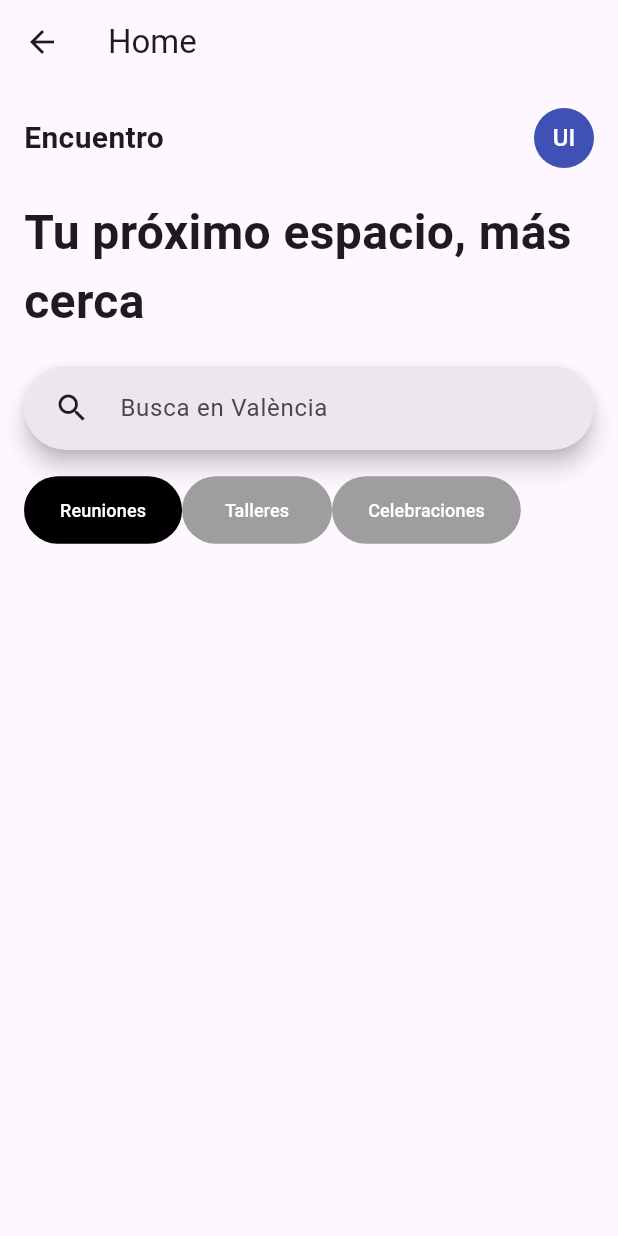
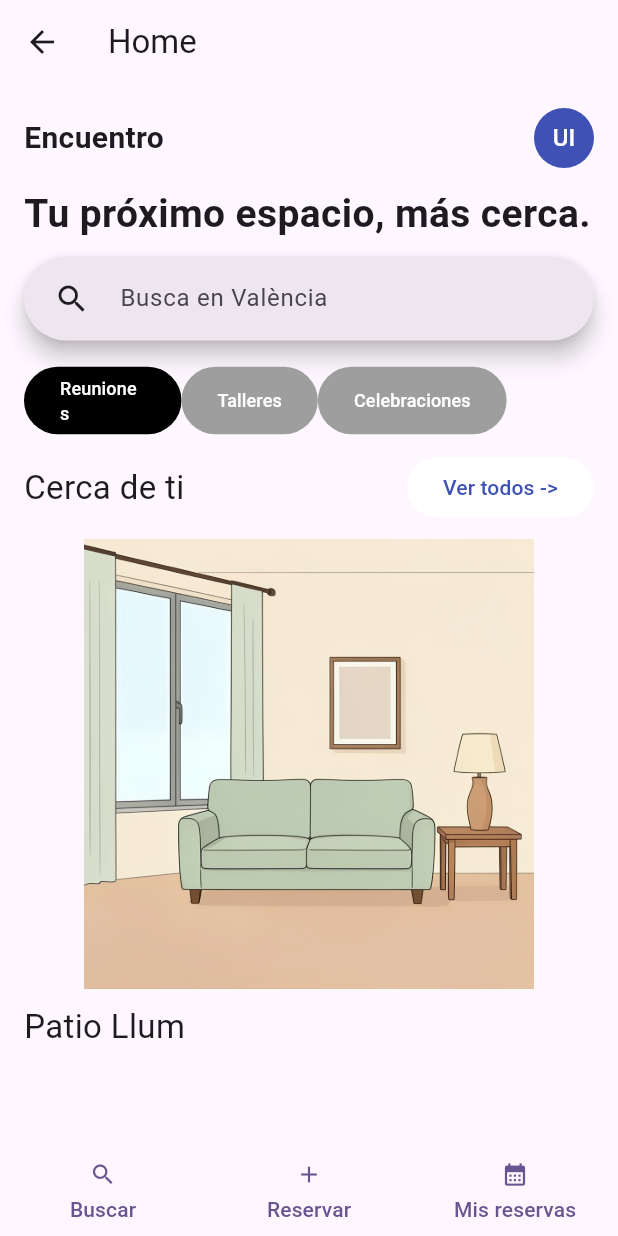
Before and after one commit to IkerMorote05/aplicacion_reserva_de_espacios, a Flutter app: the Homepantalla screen opened directly, on a phone screen of 412 x 824 dp. Run offline on Flutter 3.47's test engine with Material 3 defaults, Android fonts, the phone set to English and light mode, and no system bars.

Commit message:
Home + listas

```diff
--- a/lib/ui/acceso/ui/homePantalla.dart
+++ b/lib/ui/acceso/ui/homePantalla.dart
@@ -4,7 +4,9 @@ import 'package:aplicacion_reserva_espacios/data/repositories/reservas_repositor
 import 'package:aplicacion_reserva_espacios/data/repositories/usuarios_repository.dart';
 import 'package:aplicacion_reserva_espacios/data/services/datos_demo.dart';
 import 'package:aplicacion_reserva_espacios/data/services/datos_simulados_service.dart';
-import 'package:flutter/cupertino.dart';
+import 'package:aplicacion_reserva_espacios/domain/models/espacio.dart';
+import 'package:aplicacion_reserva_espacios/ui/core/ui/barraNavegacion.dart';
+import 'package:aplicacion_reserva_espacios/ui/espacios/ui/espacios_screen.dart';
 import 'package:flutter/material.dart';
 
 class Homepantalla extends StatefulWidget {
@@ -18,7 +20,7 @@ class _HomePantallaState extends State<Homepantalla> {
   final _nombreController = TextEditingController();
   final _correoController = TextEditingController();
   String? _error;
-
+  late final List<Espacio> lista = _espacios.obtenerTodos();
   late final _service = DatosSimuladosService(
     espacios: espaciosDemo,
     reservas: reservasDemo,
@@ -42,8 +44,10 @@ class _HomePantallaState extends State<Homepantalla> {
   Widget build(BuildContext context) {
     return Scaffold(
       appBar: AppBar(title: const Text("Home")),
+      bottomNavigationBar: const SafeArea(top: false, child: Barranavegacion()),
       body: ListView(
         padding: const EdgeInsets.all(16),
+
         children: [
           Row(
             mainAxisAlignment: MainAxisAlignment.spaceBetween,
@@ -60,12 +64,12 @@ class _HomePantallaState extends State<Homepantalla> {
               ),
             ],
           ),
-          SizedBox(height: 20),
+          SizedBox(height: 12),
           Text(
-            "Tu próximo espacio, más cerca",
-            style: TextStyle(fontSize: 32, fontWeight: FontWeight.bold),
+            "Tu próximo espacio, más cerca.",
+            style: TextStyle(fontSize: 26, fontWeight: FontWeight.bold),
           ),
-          SizedBox(height: 20),
+          SizedBox(height: 10),
           SearchBar(
             leading: IconButton(onPressed: () {}, icon: Icon(Icons.search)),
             hintText: "Busca en València",
@@ -80,7 +84,7 @@ class _HomePantallaState extends State<Homepantalla> {
                     Size(100, 45),
                   ),
                   maximumSize: const WidgetStatePropertyAll<Size?>(
-                    Size(110, 60),
+                    Size(105, 60),
                   ),
                   backgroundColor: WidgetStatePropertyAll(Colors.black),
                 ),
@@ -90,10 +94,10 @@ class _HomePantallaState extends State<Homepantalla> {
                 onPressed: () {},
                 style: ButtonStyle(
                   minimumSize: const WidgetStatePropertyAll<Size?>(
-                    Size(100, 45),
+                    Size(80, 45),
                   ),
                   maximumSize: const WidgetStatePropertyAll<Size?>(
-                    Size(110, 60),
+                    Size(100, 60),
                   ),
                   backgroundColor: WidgetStatePropertyAll(Colors.grey),
                 ),
@@ -114,6 +118,41 @@ class _HomePantallaState extends State<Homepantalla> {
               ),
             ],
           ),
+          SizedBox(height: 10),
+          Row(
+            mainAxisAlignment: MainAxisAlignment.spaceBetween,
+            children: [
+              Text("Cerca de ti", style: TextStyle(fontSize: 22)),
+              FilledButton(
+                onPressed: () {
+                  Navigator.of(context).push<void>(
+                    MaterialPageRoute<void>(builder: (_) => EspaciosScreen()),
+                  );
+                },
+                style: const ButtonStyle(
+                  backgroundColor: WidgetStatePropertyAll<Color?>(Colors.white),
+                  foregroundColor: WidgetStatePropertyAll<Color?>(
+                    Colors.indigo,
+                  ),
+                ),
+                child: Text("Ver todos ->"),
+              ),
+            ],
+          ),
+          SizedBox(height: 10),
+          Center(
+            child: Image.asset(
+              'assets/images/salonPrueba3.png',
+              width: 300,
+              height: 300,
+              fit: BoxFit.contain,
+            ),
+          ),
+          SizedBox(height: 10),
+          Row(
+            mainAxisAlignment: MainAxisAlignment.spaceBetween,
+            children: [Text(lista[1].nombre, style: TextStyle(fontSize: 22))],
+          ),
         ],
       ),
     );
--- a/lib/ui/acceso/view_models/login_viewmodel.dart
+++ b/lib/ui/acceso/view_models/login_viewmodel.dart
@@ -10,8 +10,8 @@ class LoginViewmodel extends ChangeNotifier {
   final UsuariosRepository service;
   final List<Usuario> usuarios;
 
-  String _nombre = '';
-  String _correo = '';
+  final String _nombre = '';
+  final String _correo = '';
   String? _error;
   String get nombre => _nombre;
   String get correo => _correo;
@@ -37,5 +37,6 @@ class LoginViewmodel extends ChangeNotifier {
       notifyListeners();
       return null;
     }
+    return null;
   }
 }
--- a/lib/ui/core/ui/barraNavegacion.dart
+++ b/lib/ui/core/ui/barraNavegacion.dart
@@ -1,23 +1,54 @@
+import 'package:aplicacion_reserva_espacios/ui/acceso/ui/homePantalla.dart';
 import 'package:flutter/material.dart';
 
 class Barranavegacion extends StatelessWidget {
-  Row barra() {
+  const Barranavegacion({super.key});
+
+  Row barra(BuildContext context) {
     return Row(
       children: [
-        FilledButton.icon(
-          onPressed: () {},
-          label: Text("Buscar"),
-          icon: Icon(Icons.search),
+        Expanded(
+          child: TextButton(
+            onPressed: () {
+              Navigator.of(context).push<void>(
+                MaterialPageRoute<void>(builder: (_) => Homepantalla()),
+              );
+            },
+            child: const Column(
+              mainAxisSize: MainAxisSize.min,
+              children: [
+                Icon(Icons.search),
+                SizedBox(height: 4),
+                Text("Buscar"),
+              ],
+            ),
+          ),
         ),
-        FilledButton.icon(
-          onPressed: () {},
-          label: Text("Reservar"),
-          icon: Icon(Icons.add),
+        Expanded(
+          child: TextButton(
+            onPressed: () {},
+            child: const Column(
+              mainAxisSize: MainAxisSize.min,
+              children: [
+                Icon(Icons.add),
+                SizedBox(height: 4),
+                Text("Reservar"),
+              ],
+            ),
+          ),
         ),
-        FilledButton.icon(
-          onPressed: () {},
-          label: Text("Mis reservas"),
-          icon: Icon(Icons.calendar_month),
+        Expanded(
+          child: TextButton(
+            onPressed: () {},
+            child: const Column(
+              mainAxisSize: MainAxisSize.min,
+              children: [
+                Icon(Icons.calendar_month),
+                SizedBox(height: 4),
+                Text("Mis reservas"),
+              ],
+            ),
+          ),
         ),
       ],
     );
@@ -25,6 +56,6 @@ class Barranavegacion extends StatelessWidget {
 
   @override
   Widget build(BuildContext context) {
-    return barra();
+    return barra(context);
   }
 }
```
Also changed, not shown: lib/ui/acceso/ui/login_screen.dart (+4 -3 lines), lib/ui/core/ui/espacio_targeta.dart (+91 -0 lines), lib/ui/espacios/ui/espacio_detalle_screen.dart (+15 -0 lines), lib/ui/espacios/ui/espacios_screen.dart (+40 -0 lines), assets/images/salonPrueba.png (added), assets/images/salonPrueba2.png (added), assets/images/salonPrueba3.png (added), 1 other file.
